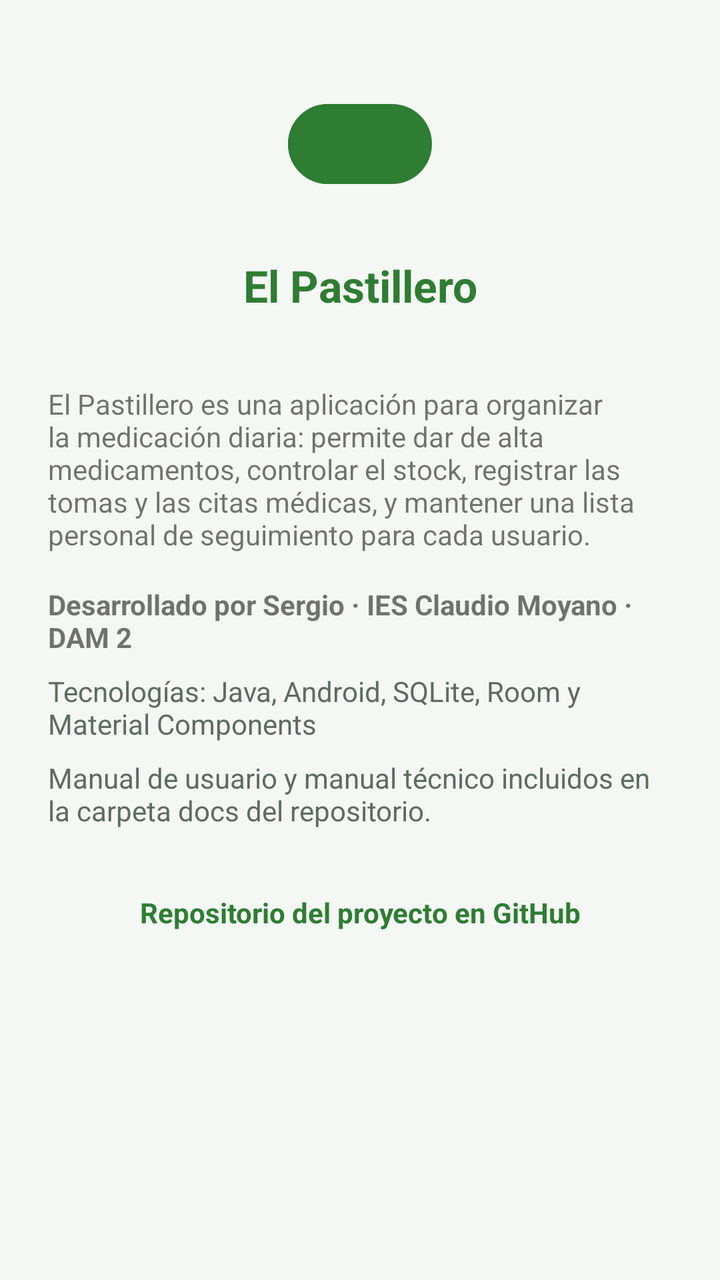
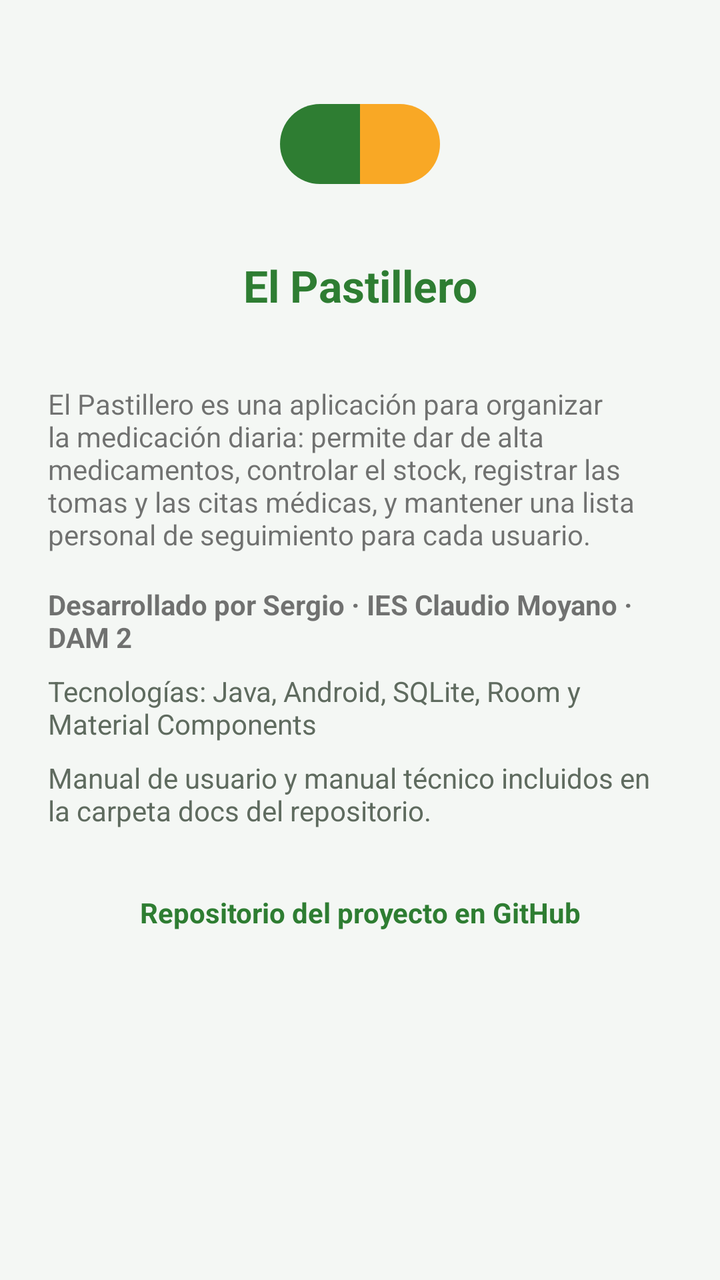

An Android layout rendered at two revisions. The XML below is the earlier revision; the diff shows what the commit changed to produce the second picture.
<!-- AndroidManifest.xml: application theme Theme.ElPastillero -->
<!-- res/layout/activity_acerca_de.xml -->
<?xml version="1.0" encoding="utf-8"?>
<ScrollView xmlns:android="http://schemas.android.com/apk/res/android"
    xmlns:app="http://schemas.android.com/apk/res-auto"
    android:layout_width="match_parent"
    android:layout_height="match_parent"
    android:fillViewport="true">

    <LinearLayout
        android:layout_width="match_parent"
        android:layout_height="wrap_content"
        android:gravity="center_horizontal"
        android:orientation="vertical"
        android:padding="@dimen/margen_grande">

        <ImageView
            android:id="@+id/imgLogoAcerca"
            android:layout_width="96dp"
            android:layout_height="96dp"
            android:contentDescription="@string/cd_logo"
            android:src="@drawable/ic_pill"
            app:tint="@color/verde_primario" />

        <TextView
            style="@style/Estilo.Titulo"
            android:layout_width="match_parent"
            android:layout_height="wrap_content"
            android:layout_marginTop="@dimen/margen_pequeno"
            android:gravity="center"
            android:text="@string/app_name" />

        <TextView
            android:id="@+id/txtVersion"
            android:layout_width="match_parent"
            android:layout_height="wrap_content"
            android:gravity="center"
            android:textColor="@color/texto_secundario" />

        <TextView
            android:id="@+id/txtDescripcion"
            android:layout_width="match_parent"
            android:layout_height="wrap_content"
            android:layout_marginTop="@dimen/margen"
            android:text="@string/acerca_descripcion" />

        <TextView
            android:id="@+id/txtAutor"
            android:layout_width="match_parent"
            android:layout_height="wrap_content"
            android:layout_marginTop="@dimen/margen"
            android:text="@string/acerca_autor"
            android:textStyle="bold" />

        <TextView
            android:id="@+id/txtTecnologias"
            android:layout_width="match_parent"
            android:layout_height="wrap_content"
            android:layout_marginTop="@dimen/margen_pequeno"
            android:text="@string/acerca_tecnologias"
            android:textColor="@color/texto_secundario" />

        <TextView
            android:id="@+id/txtManual"
            android:layout_width="match_parent"
            android:layout_height="wrap_content"
            android:layout_marginTop="@dimen/margen_pequeno"
            android:text="@string/acerca_manual"
            android:textColor="@color/texto_secundario" />

        <TextView
            android:id="@+id/txtRepo"
            android:layout_width="match_parent"
            android:layout_height="wrap_content"
            android:layout_marginTop="@dimen/margen_grande"
            android:gravity="center"
            android:padding="@dimen/margen_pequeno"
            android:text="@string/acerca_repo"
            android:textColor="@color/verde_primario"
            android:textStyle="bold" />

    </LinearLayout>
</ScrollView>
<!-- resources referenced by this layout -->
<resources>
  <color name="texto_secundario">#5F6B5F</color>
  <color name="verde_primario">#2E7D32</color>
  <dimen name="margen">16dp</dimen>
  <dimen name="margen_grande">24dp</dimen>
  <dimen name="margen_pequeno">8dp</dimen>
  <!-- drawable ic_pill (drawable) -->
  <?xml version="1.0" encoding="utf-8"?>
  <vector xmlns:android="http://schemas.android.com/apk/res/android"
      android:width="24dp"
      android:height="24dp"
      android:viewportWidth="24"
      android:viewportHeight="24">
      <path
          android:fillColor="#FF000000"
          android:pathData="M8,7h8a5,5 0 0 1 0,10h-8a5,5 0 0 1 0,-10z" />
      <path
          android:fillColor="#FFFF8F00"
          android:pathData="M8,7h4v10h-4a5,5 0 0 1 0,-10z" />
  </vector>
  <string name="acerca_autor">Desarrollado por Sergio · IES Claudio Moyano · DAM 2</string>
  <string name="acerca_descripcion">El Pastillero es una aplicación para organizar la medicación diaria: permite dar de alta medicamentos, controlar el stock, registrar las tomas y las citas médicas, y mantener una lista personal de seguimiento para cada usuario.</string>
  <string name="acerca_manual">Manual de usuario y manual técnico incluidos en la carpeta docs del repositorio.</string>
  <string name="acerca_repo">Repositorio del proyecto en GitHub</string>
  <string name="acerca_tecnologias">Tecnologías: Java, Android, SQLite, Room y Material Components</string>
  <string name="app_name">El Pastillero</string>
  <string name="cd_logo">Logotipo de El Pastillero</string>
  <style name="Estilo.Titulo">
          <item name="android:textSize">@dimen/texto_titulo</item>
          <item name="android:textStyle">bold</item>
          <item name="android:textColor">@color/verde_primario</item>
      </style>
  <style name="Theme.ElPastillero" parent="Theme.MaterialComponents.DayNight.DarkActionBar">
          <item name="colorPrimary">@color/verde_primario</item>
          <item name="colorPrimaryVariant">@color/verde_oscuro</item>
          <item name="colorOnPrimary">@color/blanco</item>
          <item name="colorSecondary">@color/acento</item>
          <item name="colorSecondaryVariant">@color/acento_oscuro</item>
          <item name="colorOnSecondary">@color/negro</item>
          <item name="android:statusBarColor">@color/verde_oscuro</item>
          <item name="android:windowBackground">@color/fondo</item>
      </style>
  <dimen name="texto_titulo">22sp</dimen>
  <color name="verde_oscuro">#1B5E20</color>
  <color name="blanco">#FFFFFF</color>
  <color name="acento">#F9A825</color>
  <color name="acento_oscuro">#C17900</color>
  <color name="negro">#000000</color>
  <color name="fondo">#F4F7F4</color>
</resources>

<!-- the commit's change to res/layout/activity_acerca_de.xml (unified diff, before → after) -->
@@ -17,8 +17,7 @@
             android:layout_width="96dp"
             android:layout_height="96dp"
             android:contentDescription="@string/cd_logo"
-            android:src="@drawable/ic_pill"
-            app:tint="@color/verde_primario" />
+            android:src="@drawable/ic_pill" />
 
         <TextView
             style="@style/Estilo.Titulo"
<!-- resource entries referenced after the edit -->
@@ -13,11 +13,11 @@
       android:viewportWidth="24"
       android:viewportHeight="24">
       <path
-          android:fillColor="#FF000000"
-          android:pathData="M8,7h8a5,5 0 0 1 0,10h-8a5,5 0 0 1 0,-10z" />
+          android:fillColor="@color/verde_primario"
+          android:pathData="M7,7h5v10h-5a5,5 0 0 1 0,-10z" />
       <path
-          android:fillColor="#FFFF8F00"
-          android:pathData="M8,7h4v10h-4a5,5 0 0 1 0,-10z" />
+          android:fillColor="@color/acento"
+          android:pathData="M12,7h5a5,5 0 0 1 0,10h-5z" />
   </vector>
   <string name="acerca_autor">Desarrollado por Sergio · IES Claudio Moyano · DAM 2</string>
   <string name="acerca_descripcion">El Pastillero es una aplicación para organizar la medicación diaria: permite dar de alta medicamentos, controlar el stock, registrar las tomas y las citas médicas, y mantener una lista personal de seguimiento para cada usuario.</string>
